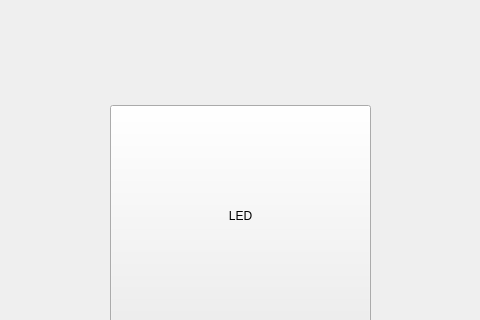
This is LED_TEMP_HUMI/mainwindow.ui in zeeeeej/LED_TEMP_HUMI as Qt 5 draws it before an edit; both pictures show x 0 to 480 and y 125 to 445 of the 800 by 600 pixel window. The edited form follows.
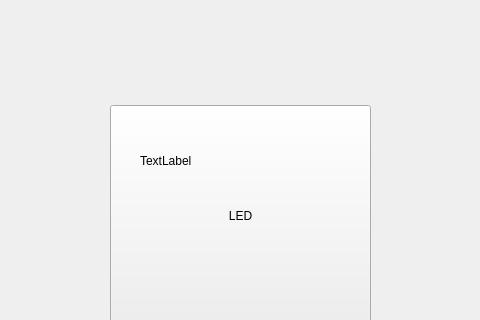
This is the edited form.

Diff of the .ui file:
```diff
--- a/LED_TEMP_HUMI/mainwindow.ui
+++ b/LED_TEMP_HUMI/mainwindow.ui
@@ -53,6 +53,19 @@
      <string>TextLabel</string>
     </property>
    </widget>
+   <widget class="QLabel" name="label_led">
+    <property name="geometry">
+     <rect>
+      <x>140</x>
+      <y>260</y>
+      <width>196</width>
+      <height>51</height>
+     </rect>
+    </property>
+    <property name="text">
+     <string>TextLabel</string>
+    </property>
+   </widget>
   </widget>
   <widget class="QMenuBar" name="menubar">
    <property name="geometry">
```
Left out of the diff: 6 changed lines with no effect on the pictures.
